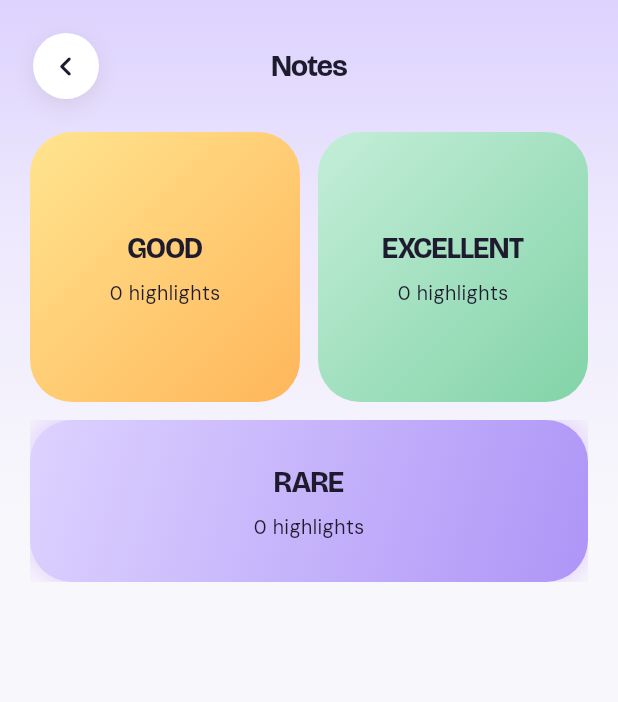
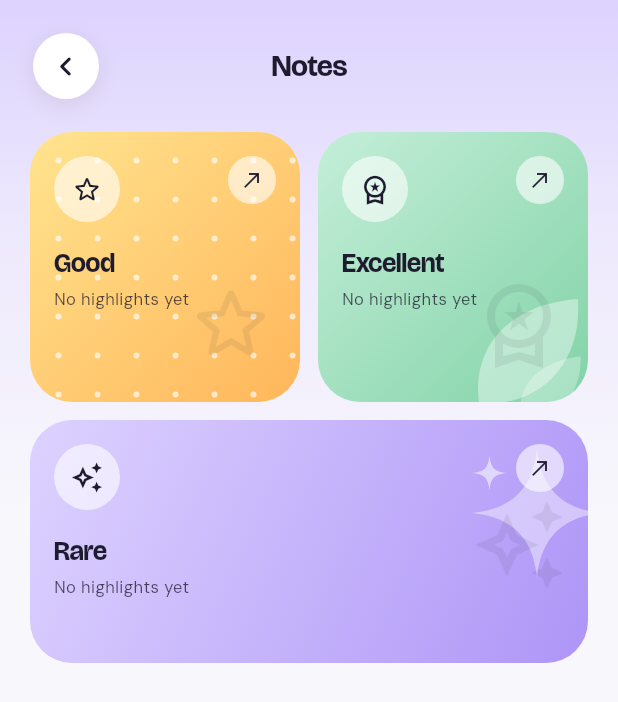
Before and after one commit to KaushalPawar14/Sadhana-App-for-Users, a Flutter app: the BooksNotesPage screen opened directly with empty values, on a phone screen of 412 x 824 dp. Shown: the top 702 px of the screen. Run offline on Flutter 3.47's test engine with Material 3 defaults, Android fonts, the phone set to English and light mode, and no system bars; our stand-ins replace cloud_firestore, cloud_functions, confetti, firebase_auth, firebase_core, firebase_messaging and 11 more; accounts and stored records are empty.

Commit message:
Reader: compact theme-style selection buttons; Notes: Good/Excellent/Rare as the app's gradient tiles
Co-Authored-By: Claude Sonnet 5.5 <noreply@anthropic.com>

```diff
--- a/lib/pages/BooksNotesPage.dart
+++ b/lib/pages/BooksNotesPage.dart
@@ -6,15 +6,17 @@ import '../theme/FolkTheme.dart';
 import '../theme/FolkTokens.dart';
 import '../utils/BookHighlights.dart';
 import '../utils/BookNotes.dart';
+import '../widgets/EntryAnimation.dart';
 import '../widgets/FolkCard.dart';
 import '../widgets/FolkErrorRetry.dart';
 import '../widgets/FolkScaffold.dart';
 import '../widgets/GhostPlaceholder.dart';
+import '../widgets/InsightTile.dart';
 import '../widgets/NoteJump.dart';
 
 // Books -> Notes. Three screens:
-//   1. BooksNotesPage   GOOD (blue square, top left), EXCELLENT (green square, top right), RARE (purple wide
-//                       rectangle, bottom), in the highlight colours.
+//   1. BooksNotesPage   GOOD (gold, dots) and EXCELLENT (green, leaves) squares on top, RARE (violet, sparkle) wide
+//                       below: the app's own tile (InsightTile / GradientCard), like Journey and Insights.
 //   2. NotesBooksPage   the NAMES of the books that have highlights in that category (nothing else).
 //   3. NotesCardsPage   that book's highlights as swipeable cards, numbered in reading order, each with a "View notes"
 //                       button (the note in a dialog), and "3 of 12 · 25%" for how far through them the student is.
@@ -30,6 +32,12 @@ LinearGradient categoryGradient(HighlightCategory c) => switch (c) {
       HighlightCategory.excellent => FolkGradients.green,
       HighlightCategory.rare => FolkGradients.violet,
     };
+
+/// "12 highlights in 3 books" / "1 highlight in 1 book" / "No highlights yet".
+String notesCountLine(int highlights, int books) {
+  if (highlights == 0) return 'No highlights yet';
+  return '${highlights == 1 ? '1 highlight' : '$highlights highlights'} in ${books == 1 ? '1 book' : '$books books'}';
+}
 
 class BooksNotesPage extends StatefulWidget {
   const BooksNotesPage({super.key, required this.uid, this.firestore});
@@ -85,48 +93,33 @@ class _BooksNotesPageState extends State<BooksNotesPage> {
     );
   }
 
-  Widget _tile(HighlightCategory c, {required double width, required double height, required Key key}) {
-    final text = context.folkText;
-    final color = Color(c.argb);
+  static IconData _icon(HighlightCategory c) => switch (c) {
+        HighlightCategory.good => Icons.star_outline_rounded,
+        HighlightCategory.excellent => Icons.workspace_premium_outlined,
+        HighlightCategory.rare => Icons.auto_awesome_outlined,
+      };
+
+  static FolkGradientStyle _style(HighlightCategory c) => switch (c) {
+        HighlightCategory.good => FolkGradientStyle.saffron,
+        HighlightCategory.excellent => FolkGradientStyle.green,
+        HighlightCategory.rare => FolkGradientStyle.violet,
+      };
+
+  Widget _tile(HighlightCategory c, {required double minHeight, required Key key, required int index}) {
     final n = countIn(c, _entries);
-    return SizedBox(
-      width: width,
-      height: height,
-      child: Semantics(
-        button: true,
-        label: '${c.label}, ${n == 1 ? '1 highlight' : '$n highlights'}',
-        excludeSemantics: true,
-        child: Material(
-          type: MaterialType.transparency,
-          child: Ink(
-            decoration: BoxDecoration(
-              gradient: categoryGradient(c),
-              borderRadius: BorderRadius.circular(FolkShape.cardRadius),
-              boxShadow: c.glows ? [BoxShadow(color: color.withValues(alpha: c.glowAlpha * 1.3), blurRadius: 16)] : null,
-            ),
-            child: InkWell(
+    final line = notesCountLine(n, booksIn(c, _entries).length);
+    return EntryAnimation(
+      index: index,
+      child: InsightTile(
         key: key,
-              borderRadius: BorderRadius.circular(FolkShape.cardRadius),
+        style: _style(c),
+        title: c.label,
+        subtitle: line,
+        icon: _icon(c),
+        minHeight: minHeight,
+        titleLines: 1,
+        semanticLabel: '${c.label}, $line',
         onTap: () => _open(c),
-              child: Padding(
-                padding: const EdgeInsets.all(FolkSpace.md),
-                child: Center(
-                  child: FittedBox(
-                    fit: BoxFit.scaleDown,
-                    child: Column(
-                      mainAxisSize: MainAxisSize.min,
-                      children: [
-                        Text(c.label.toUpperCase(), style: text.topBarTitle.copyWith(color: _ink, fontWeight: FontWeight.w800)),
-                        const SizedBox(height: 6),
-                        Text(n == 1 ? '1 highlight' : '$n highlights', style: text.small.copyWith(color: _ink)),
-                      ],
-                    ),
-                  ),
-                ),
-              ),
-            ),
-          ),
-        ),
       ),
     );
   }
@@ -136,38 +129,48 @@ class _BooksNotesPageState extends State<BooksNotesPage> {
     return FolkScaffold(
       title: 'Notes',
       onBack: () => Navigator.pop(context),
-      body: _loading
-          ? GhostScope(
-              child: ListView(
-                physics: const NeverScrollableScrollPhysics(),
-                padding: const EdgeInsets.all(FolkSpace.pagePadding),
-                children: const [
-                  GhostPlaceholder(width: double.infinity, height: 160, showBars: false),
-                  SizedBox(height: FolkSpace.cardGap),
-                  GhostPlaceholder(width: double.infinity, height: 90, showBars: false),
-                ],
-              ),
-            )
-          : _failed
+      body: _failed
           ? FolkErrorRetry(message: "Couldn't load your notes just now.", onRetry: _load)
           : LayoutBuilder(
               builder: (context, box) {
                 final gap = FolkSpace.cardGap;
                 final inner = box.maxWidth - FolkSpace.pagePadding * 2;
                 final side = (inner - gap) / 2;
+                if (_loading) {
+                  // The ghost has the tiles' own shape, so nothing moves when the real ones arrive.
+                  return GhostScope(
+                    child: ListView(
+                      physics: const NeverScrollableScrollPhysics(),
+                      padding: const EdgeInsets.all(FolkSpace.pagePadding),
+                      children: [
+                        Row(children: [
+                          GhostPlaceholder(width: side, height: side, showBars: false),
+                          SizedBox(width: gap),
+                          GhostPlaceholder(width: side, height: side, showBars: false),
+                        ]),
+                        SizedBox(height: gap),
+                        GhostPlaceholder(width: inner, height: side * .9, showBars: false),
+                      ],
+                    ),
+                  );
+                }
                 return SingleChildScrollView(
                   padding: const EdgeInsets.all(FolkSpace.pagePadding),
                   child: Column(
                     children: [
-                          Row(
+                      // Both squares are as tall as the taller of the two (a big text size grows them together).
+                      IntrinsicHeight(
+                        child: Row(
+                          crossAxisAlignment: CrossAxisAlignment.stretch,
                           children: [
-                              _tile(HighlightCategory.good, width: side, height: side, key: const ValueKey('notes-good')),
+                            Expanded(child: _tile(HighlightCategory.good, minHeight: side, key: const ValueKey('notes-good'), index: 0)),
                             SizedBox(width: gap),
-                              _tile(HighlightCategory.excellent, width: side, height: side, key: const ValueKey('notes-excellent')),
+                            Expanded(child: _tile(HighlightCategory.excellent, minHeight: side, key: const ValueKey('notes-excellent'), index: 1)),
                           ],
                         ),
+                      ),
                       SizedBox(height: gap),
-                          _tile(HighlightCategory.rare, width: inner, height: side * .6, key: const ValueKey('notes-rare')),
+                      _tile(HighlightCategory.rare, minHeight: side * .9, key: const ValueKey('notes-rare'), index: 2),
                     ],
                   ),
                 );
--- a/lib/widgets/InsightTile.dart
+++ b/lib/widgets/InsightTile.dart
@@ -26,6 +26,8 @@ class InsightTile extends StatelessWidget {
     required this.icon,
     required this.onTap,
     required this.minHeight,
+    this.titleLines = 2,
+    this.semanticLabel,
   });
 
   final FolkGradientStyle style;
@@ -34,6 +36,13 @@ class InsightTile extends StatelessWidget {
   final IconData icon;
   final VoidCallback onTap;
   final double minHeight;
+
+  /// How many lines of room the title area keeps (2 on Insights; a tile whose title is always one short word,
+  /// like the Notes categories, keeps 1).
+  final int titleLines;
+
+  /// What a screen reader says; the title when null.
+  final String? semanticLabel;
 
   // Titles grow with the student's text size only up to this, so the longest word
   // ("Performance") always fits a tile on one line.
@@ -61,7 +70,7 @@ class InsightTile extends StatelessWidget {
               maintainSize: true,
               maintainAnimation: true,
               maintainState: true,
-              child: Text('A\nA', maxLines: 2, style: titleStyle),
+              child: Text(List.filled(titleLines, 'A').join('\n'), maxLines: titleLines, style: titleStyle),
             ),
             Positioned(
               left: 0,
@@ -70,7 +79,7 @@ class InsightTile extends StatelessWidget {
               child: Text(
                 title,
                 key: const ValueKey('insight-tile-title'),
-                maxLines: 2,
+                maxLines: titleLines,
                 overflow: TextOverflow.ellipsis,
                 style: titleStyle,
               ),
@@ -86,7 +95,7 @@ class InsightTile extends StatelessWidget {
         style: style,
         radius: FolkShape.cardRadius,
         padding: const EdgeInsets.all(16),
-        semanticLabel: title,
+        semanticLabel: semanticLabel ?? title,
         onTap: onTap,
         child: Stack(
           clipBehavior: Clip.none,
```
Also changed, not shown: lib/widgets/ReaderHighlights.dart (+40 -62 lines), 3 other files. Lines whose indentation alone changed are shown as unchanged.
